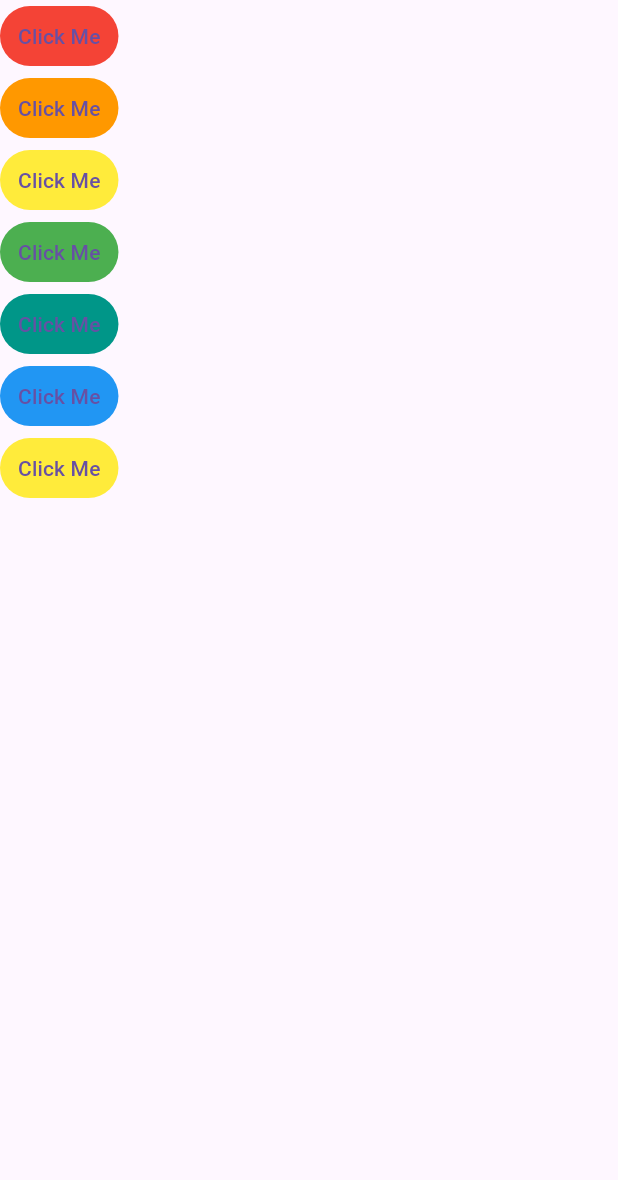
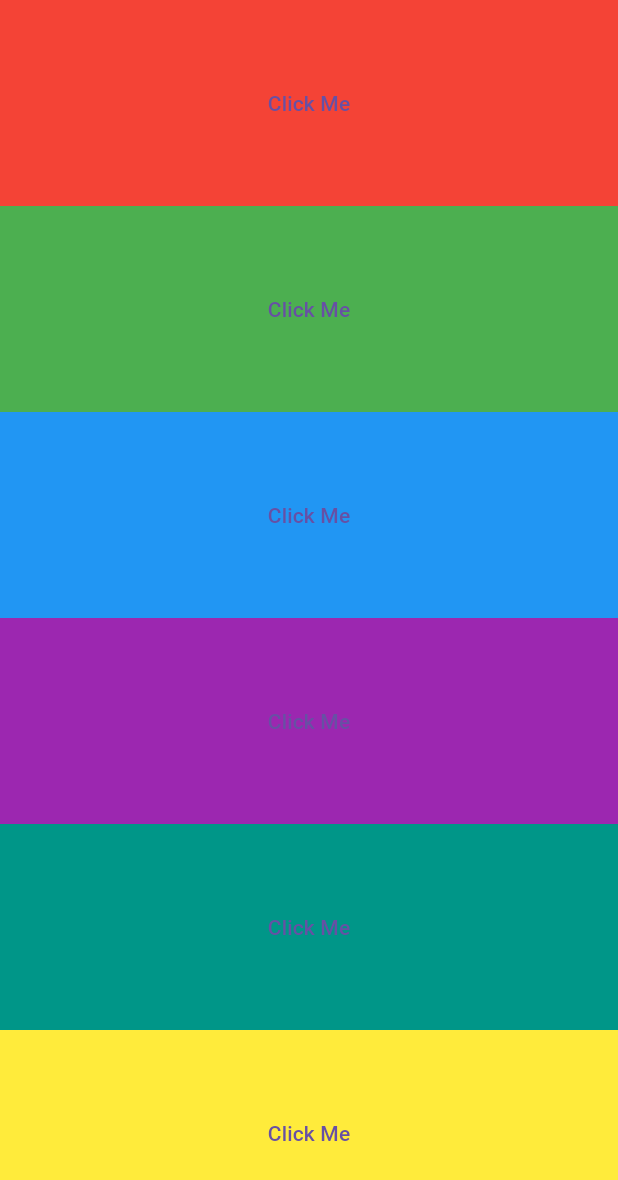
Before and after one commit to Obehi234/Xylophone_App, a Flutter app: the screen it shows after launch, on a phone screen of 412 x 824 dp. Shown: the top 1180 px of the screen. Run offline on Flutter 3.47's test engine with Material 3 defaults, Android fonts, the phone set to English and light mode, and no system bars; our stand-ins replace audioplayers.

Commit message:
Set up buildKey function to reduce DRY code

```diff
--- a/lib/main.dart
+++ b/lib/main.dart
@@ -13,76 +13,50 @@ class XylophoneApp extends StatelessWidget {
     player.play(AssetSource('note$soundNumber.wav'));
   }
 
+  Expanded buildKey({required Color color, required int soundNumber}) {
+    return Expanded(
+      child: TextButton(
+        style: ButtonStyle(
+          backgroundColor: MaterialStateProperty.all<Color>(color),
+          shape: MaterialStateProperty.all<RoundedRectangleBorder>(
+            const RoundedRectangleBorder(
+              borderRadius: BorderRadius.zero,
+            ),
+          ),
+        ),
+        onPressed: () async {
+          playSound(soundNumber);
+        },
+        child: const Text('Click Me'),
+      ),
+    );
+  }
+
 
 
   @override
   Widget build(BuildContext context) {
     return MaterialApp(
       home: Scaffold(
+        backgroundColor: Colors.black,
         body: SafeArea(
           child: Column(
-            children: [TextButton(
-              style: ButtonStyle(
-                  backgroundColor:
-                      MaterialStateProperty.all<Color>(Colors.red)),
-              onPressed: () {
-                playSound(3);
-              },
-              child: const Text('Click Me'),
-            ),
-              TextButton(
-                style: ButtonStyle(
-                    backgroundColor:
-                    MaterialStateProperty.all<Color>(Colors.orange)),
-                onPressed: () {
-                  playSound(4);
-                }, child: const Text('Click Me'),
-              ),
-              TextButton(
-                style: ButtonStyle(
-                    backgroundColor:
-                    MaterialStateProperty.all<Color>(Colors.yellow)),
-                onPressed: () async {
-                  playSound(4);
-                },
-                child: const Text('Click Me'),
-              ),
-              TextButton(
-                style: ButtonStyle(
-                    backgroundColor:
-                    MaterialStateProperty.all<Color>(Colors.green)),
-                onPressed: () async {
-                  playSound(5);
-                },
-                child: const Text('Click Me'),
-              ),
-              TextButton(
-                style: ButtonStyle(
-                    backgroundColor:
-                    MaterialStateProperty.all<Color>(Colors.teal)),
-                onPressed: () async {
-                  playSound(6);
-                },
-                child: const Text('Click Me'),
-              ),
-              TextButton(
-                style: ButtonStyle(
-                    backgroundColor:
-                    MaterialStateProperty.all<Color>(Colors.blue)),
-                onPressed: () async {
-                  playSound(3);
-                },
-                child: const Text('Click Me'),
-              ),
-              TextButton(
-                style: ButtonStyle(
-                    backgroundColor:
-                    MaterialStateProperty.all<Color>(Colors.yellow)),
-                onPressed: () async {
-                  playSound(4);
-                },
-                child: const Text('Click Me'),
-              ),]
+            crossAxisAlignment: CrossAxisAlignment.stretch,
+            children: [
+              buildKey(color: Colors.red, soundNumber: 3),
+
+              buildKey(color: Colors.green, soundNumber: 4),
+
+              buildKey(color: Colors.blue, soundNumber: 5),
+
+              buildKey(color: Colors.purple, soundNumber: 6),
+
+              buildKey(color: Colors.teal, soundNumber: 3),
+
+              buildKey(color: Colors.yellow, soundNumber: 4),
+
+
+            ]
           ),
         ),
       ),
```
